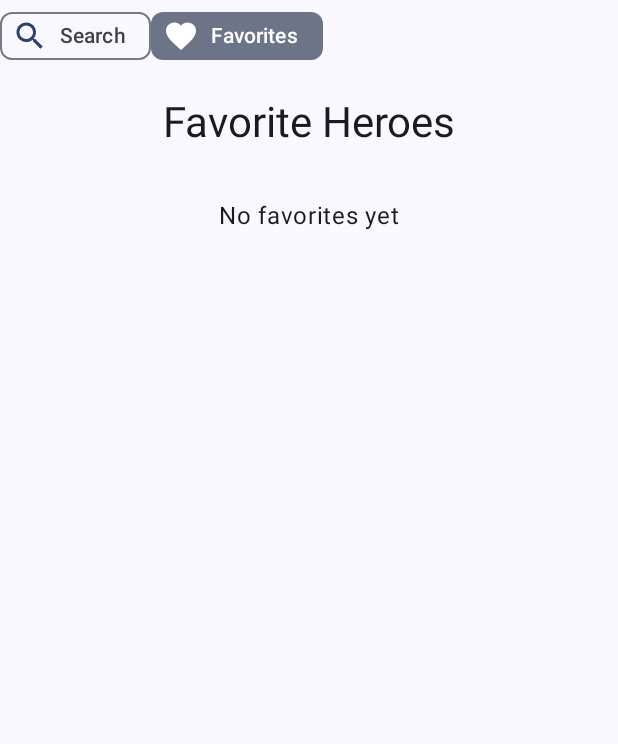
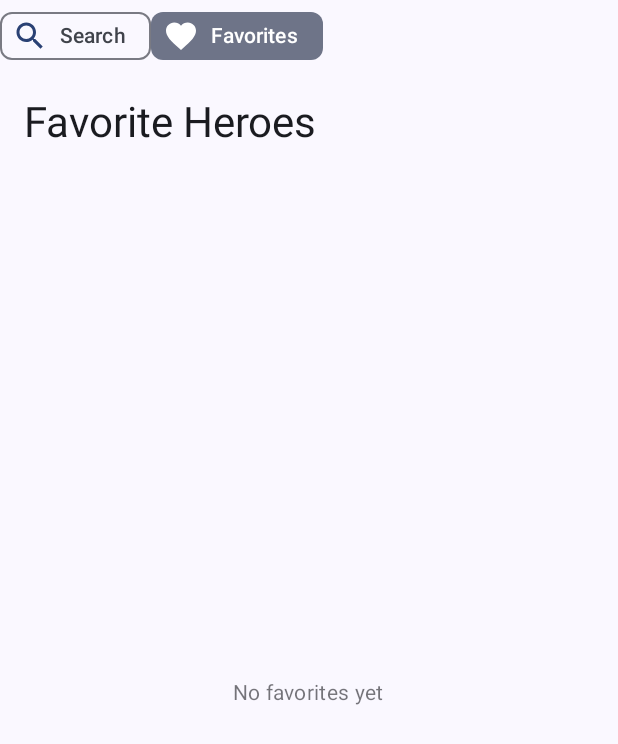
Before and after one commit to rivacortez/HeroCompose, an Android app built with Jetpack Compose: the screen it shows after launch (MainActivity), after a tap on "Favorites", on a phone screen of 412 x 824 dp. Shown: the top 744 px of the screen. Run offline under Robolectric (Android 15) with nearby library versions, the phone set to English and light mode, and no system bars; our stand-ins replace Room's generated code; libraries missing offline, so code that uses them is left out: com.skydoves.landscapist.

Commit message:
refactor: changed style Hero Screen

```diff
--- a/app/src/main/java/pe/edu/upc/superherocompose/presentation/Hero/HeroScreen.kt
+++ b/app/src/main/java/pe/edu/upc/superherocompose/presentation/Hero/HeroScreen.kt
@@ -1,6 +1,7 @@
 package pe.edu.upc.superherocompose.presentation.Hero
 
 import androidx.compose.foundation.layout.Arrangement
+import androidx.compose.foundation.layout.Box
 import androidx.compose.foundation.layout.Column
 import androidx.compose.foundation.layout.Row
 import androidx.compose.foundation.layout.fillMaxSize
@@ -12,6 +13,7 @@ import androidx.compose.foundation.lazy.items
 import androidx.compose.material.icons.Icons
 import androidx.compose.material.icons.filled.Favorite
 import androidx.compose.material3.Card
+import androidx.compose.material3.CardDefaults
 import androidx.compose.material3.CircularProgressIndicator
 import androidx.compose.material3.Icon
 import androidx.compose.material3.IconButton
@@ -31,38 +33,74 @@ import androidx.compose.ui.Alignment
 import androidx.compose.ui.Modifier
 import androidx.compose.ui.graphics.Color
 import androidx.compose.ui.layout.ContentScale
+import androidx.compose.ui.text.style.TextAlign
 import androidx.compose.ui.unit.dp
 import androidx.lifecycle.viewModelScope
 import com.skydoves.landscapist.ImageOptions
 import com.skydoves.landscapist.glide.GlideImage
 import pe.edu.upc.superherocompose.presentation.HeroItem
 import pe.edu.upc.superherocompose.presentation.HeroListViewModel
-
 @Composable
 fun HeroScreen(viewModel: HeroViewModel) {
     val state = viewModel.state.value
 
     Scaffold { paddingValues ->
+        Box(modifier = Modifier.padding(paddingValues)) {
             Column(
-            modifier = Modifier.padding(paddingValues),
-            horizontalAlignment = Alignment.CenterHorizontally
+                modifier = Modifier
+                    .fillMaxSize()
+                    .padding(16.dp)
             ) {
                 Text(
                     text = "Favorite Heroes",
                     style = MaterialTheme.typography.headlineMedium,
-                modifier = Modifier.padding(16.dp)
+                    modifier = Modifier.padding(bottom = 16.dp),
+                    textAlign = TextAlign.Center
                 )
 
+                if (state.isLoading) {
+                    Box(
+                        modifier = Modifier.fillMaxSize(),
+                        contentAlignment = Alignment.Center
+                    ) {
+                        CircularProgressIndicator()
+                    }
+                } else if (state.message.isNotEmpty()) {
+                    Box(
+                        modifier = Modifier.fillMaxSize(),
+                        contentAlignment = Alignment.Center
+                    ) {
+                        Text(
+                            text = state.message,
+                            style = MaterialTheme.typography.bodyMedium,
+                            color = MaterialTheme.colorScheme.error
+                        )
+                    }
+                } else {
                     state.data?.let { heroes: List<Hero> ->
                         if (heroes.isEmpty()) {
-                    Text("No favorites yet", modifier = Modifier.padding(16.dp))
+                            Box(
+                                modifier = Modifier.fillMaxSize(),
+                                contentAlignment = Alignment.Center
+                            ) {
+                                Text(
+                                    text = "No favorites yet",
+                                    style = MaterialTheme.typography.bodyMedium,
+                                    color = MaterialTheme.colorScheme.onBackground.copy(alpha = 0.6f)
+                                )
+                            }
                         } else {
-                    LazyColumn {
+                            LazyColumn(
+                                modifier = Modifier
+                                    .fillMaxSize()
+                                    .padding(top = 8.dp)
+                            ) {
                                 items(heroes) { hero: Hero ->
                                     Card(
                                         modifier = Modifier
                                             .fillMaxWidth()
-                                    .padding(4.dp)
+                                            .padding(vertical = 4.dp),
+                                        elevation = CardDefaults.cardElevation(4.dp)
                                     ) {
                                         HeroItem(hero) {
                                             viewModel.toggleFavorite(hero)
@@ -72,17 +110,6 @@ fun HeroScreen(viewModel: HeroViewModel) {
                             }
                         }
                     }
-
-            Column(
-                modifier = Modifier.fillMaxSize(),
-                horizontalAlignment = Alignment.CenterHorizontally,
-                verticalArrangement = Arrangement.Center
-            ) {
-                if (state.isLoading) {
-                    CircularProgressIndicator()
-                }
-                if (state.message.isNotEmpty()) {
-                    Text(state.message)
                 }
             }
         }
```
Also changed, not shown: app/src/main/java/pe/edu/upc/superherocompose/presentation/HeroListScreen.kt (+8 -1 lines). Lines whose indentation alone changed are shown as unchanged.
